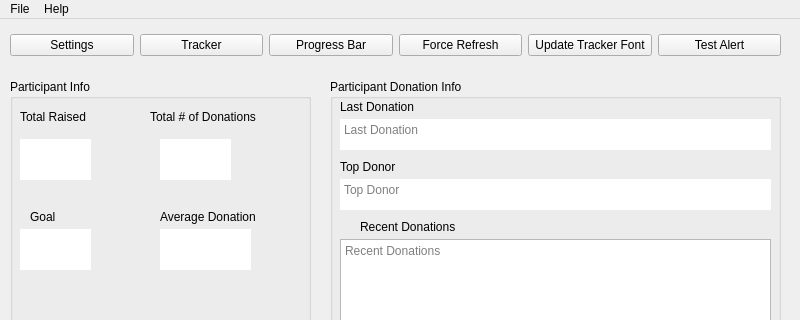
Old version of the form QTdesignerfiles/design.ui in the repository djotaku/ELDonationTracker; both pictures show x 0 to 800 and y 0 to 320 of the 800 by 729 pixel window.
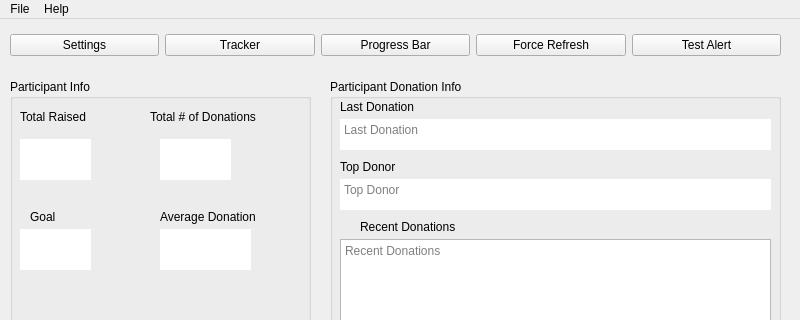
New version of the form. Icons and pictures are not drawn.

Commit message: Font selection for tracker should now work.

The edit to the form file:
```diff
--- a/QTdesignerfiles/design.ui
+++ b/QTdesignerfiles/design.ui
@@ -528,13 +528,6 @@
        </property>
       </widget>
      </item>
-     <item>
-      <widget class="QPushButton" name="pushButton_tracker_font">
-       <property name="text">
-        <string>Update Tracker Font</string>
-       </property>
-      </widget>
-     </item>
      <item>
       <widget class="QPushButton" name="TestAlertButton">
        <property name="text">
```
The commit also changes 6 other files.
